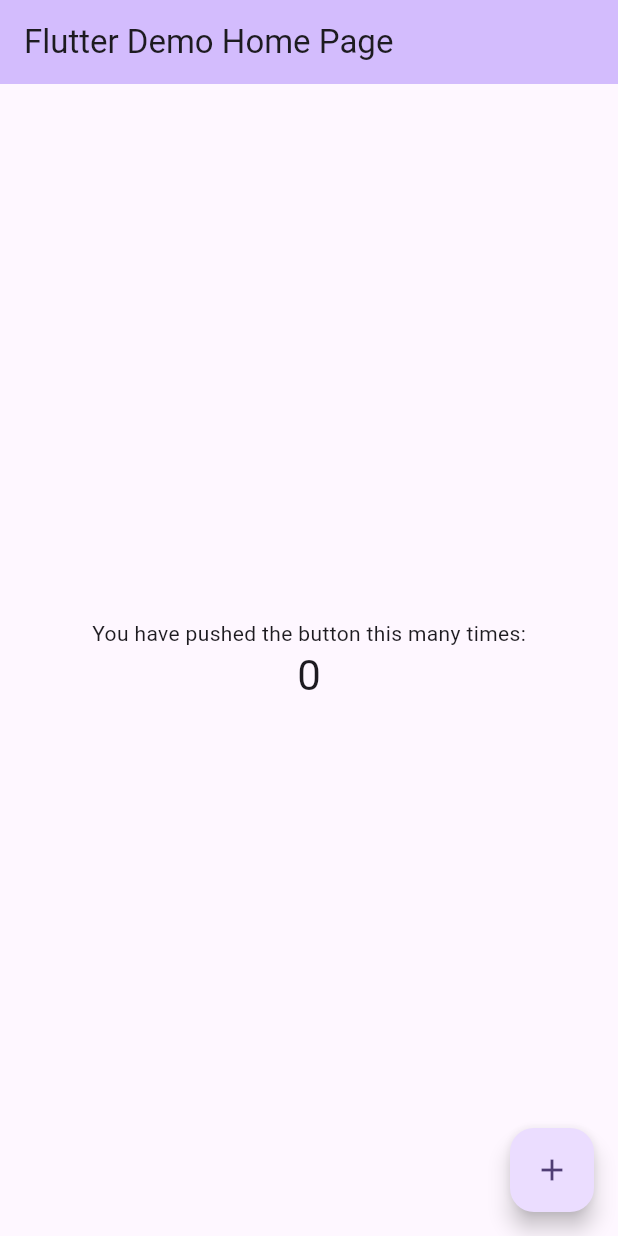
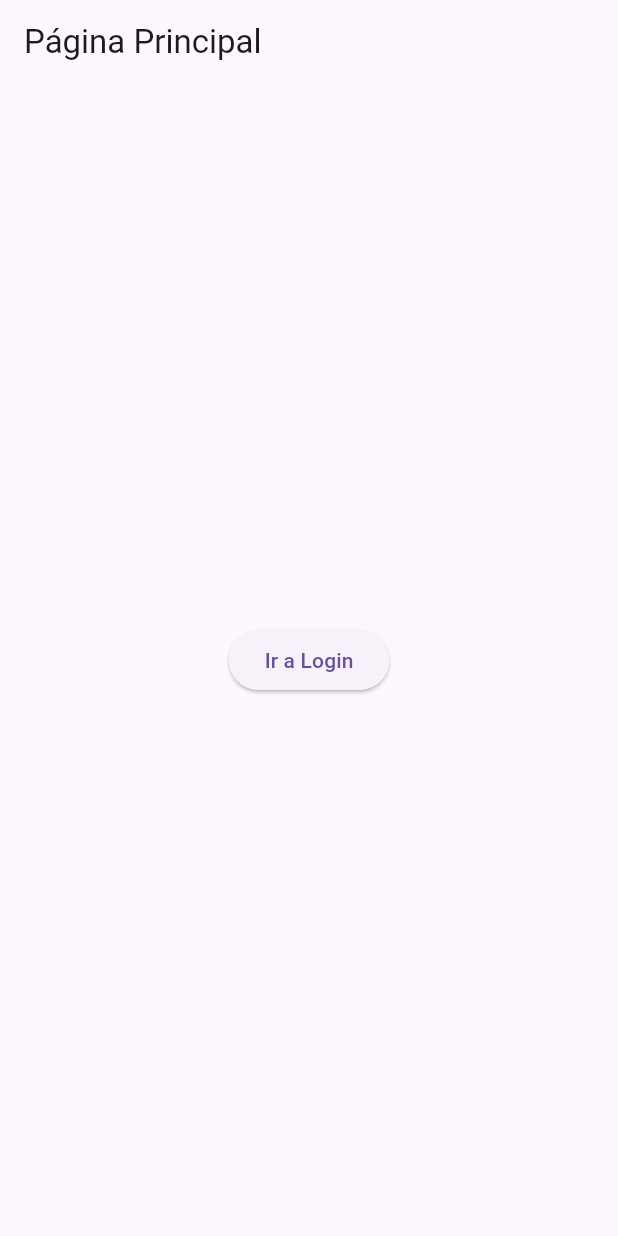
Before and after one commit to LLL-team/Flutter, a Flutter app: the screen it shows after launch, on a phone screen of 412 x 824 dp. Run offline on Flutter 3.47's test engine with Material 3 defaults, Android fonts, the phone set to English and light mode, and no system bars.

Commit message:
feat(auth): add login page

```diff
--- a/soluva/lib/main.dart
+++ b/soluva/lib/main.dart
@@ -1,4 +1,6 @@
+// lib/main.dart
 import 'package:flutter/material.dart';
+import 'screens/auth_screen.dart'; // 👈 Importá la pantalla de login
 
 void main() {
   runApp(const MyApp());
@@ -7,116 +9,34 @@ void main() {
 class MyApp extends StatelessWidget {
   const MyApp({super.key});
 
-  // This widget is the root of your application.
   @override
   Widget build(BuildContext context) {
     return MaterialApp(
-      title: 'Flutter Demo',
-      theme: ThemeData(
-        // This is the theme of your application.
-        //
-        // TRY THIS: Try running your application with "flutter run". You'll see
-        // the application has a purple toolbar. Then, without quitting the app,
-        // try changing the seedColor in the colorScheme below to Colors.green
-        // and then invoke "hot reload" (save your changes or press the "hot
-        // reload" button in a Flutter-supported IDE, or press "r" if you used
-        // the command line to start the app).
-        //
-        // Notice that the counter didn't reset back to zero; the application
-        // state is not lost during the reload. To reset the state, use hot
-        // restart instead.
-        //
-        // This works for code too, not just values: Most code changes can be
-        // tested with just a hot reload.
-        colorScheme: ColorScheme.fromSeed(seedColor: Colors.deepPurple),
-      ),
-      home: const MyHomePage(title: 'Flutter Demo Home Page'),
+      title: 'Login UI',
+      debugShowCheckedModeBanner: false,
+      home: const HomePage(),
     );
   }
 }
 
-class MyHomePage extends StatefulWidget {
-  const MyHomePage({super.key, required this.title});
-
-  // This widget is the home page of your application. It is stateful, meaning
-  // that it has a State object (defined below) that contains fields that affect
-  // how it looks.
-
-  // This class is the configuration for the state. It holds the values (in this
-  // case the title) provided by the parent (in this case the App widget) and
-  // used by the build method of the State. Fields in a Widget subclass are
-  // always marked "final".
-
-  final String title;
-
-  @override
-  State<MyHomePage> createState() => _MyHomePageState();
-}
-
-class _MyHomePageState extends State<MyHomePage> {
-  int _counter = 0;
-
-  void _incrementCounter() {
-    setState(() {
-      // This call to setState tells the Flutter framework that something has
-      // changed in this State, which causes it to rerun the build method below
-      // so that the display can reflect the updated values. If we changed
-      // _counter without calling setState(), then the build method would not be
-      // called again, and so nothing would appear to happen.
-      _counter++;
-    });
-  }
+class HomePage extends StatelessWidget {
+  const HomePage({super.key});
 
   @override
   Widget build(BuildContext context) {
-    // This method is rerun every time setState is called, for instance as done
-    // by the _incrementCounter method above.
-    //
-    // The Flutter framework has been optimized to make rerunning build methods
-    // fast, so that you can just rebuild anything that needs updating rather
-    // than having to individually change instances of widgets.
     return Scaffold(
-      appBar: AppBar(
-        // TRY THIS: Try changing the color here to a specific color (to
-        // Colors.amber, perhaps?) and trigger a hot reload to see the AppBar
-        // change color while the other colors stay the same.
-        backgroundColor: Theme.of(context).colorScheme.inversePrimary,
-        // Here we take the value from the MyHomePage object that was created by
-        // the App.build method, and use it to set our appbar title.
-        title: Text(widget.title),
-      ),
+      appBar: AppBar(title: const Text('Página Principal')),
       body: Center(
-        // Center is a layout widget. It takes a single child and positions it
-        // in the middle of the parent.
-        child: Column(
-          // Column is also a layout widget. It takes a list of children and
-          // arranges them vertically. By default, it sizes itself to fit its
-          // children horizontally, and tries to be as tall as its parent.
-          //
-          // Column has various properties to control how it sizes itself and
-          // how it positions its children. Here we use mainAxisAlignment to
-          // center the children vertically; the main axis here is the vertical
-          // axis because Columns are vertical (the cross axis would be
-          // horizontal).
-          //
-          // TRY THIS: Invoke "debug painting" (choose the "Toggle Debug Paint"
-          // action in the IDE, or press "p" in the console), to see the
-          // wireframe for each widget.
-          mainAxisAlignment: MainAxisAlignment.center,
-          children: <Widget>[
-            const Text('You have pushed the button this many times:'),
-            Text(
-              '$_counter',
-              style: Theme.of(context).textTheme.headlineMedium,
-            ),
-          ],
+        child: ElevatedButton(
+          onPressed: () {
+            Navigator.push(
+              context,
+              MaterialPageRoute(builder: (_) => const AuthScreen()),
+            );
+          },
+          child: const Text('Ir a Login'),
         ),
       ),
-      floatingActionButton: FloatingActionButton(
-        onPressed: _incrementCounter,
-        tooltip: 'Increment',
-        child: const Icon(Icons.add),
-      ), // This trailing comma makes auto-formatting nicer for build methods.
     );
   }
 }
```
Also changed, not shown: soluva/lib/screens/auth_screen.dart (added, +145 -0 lines).
